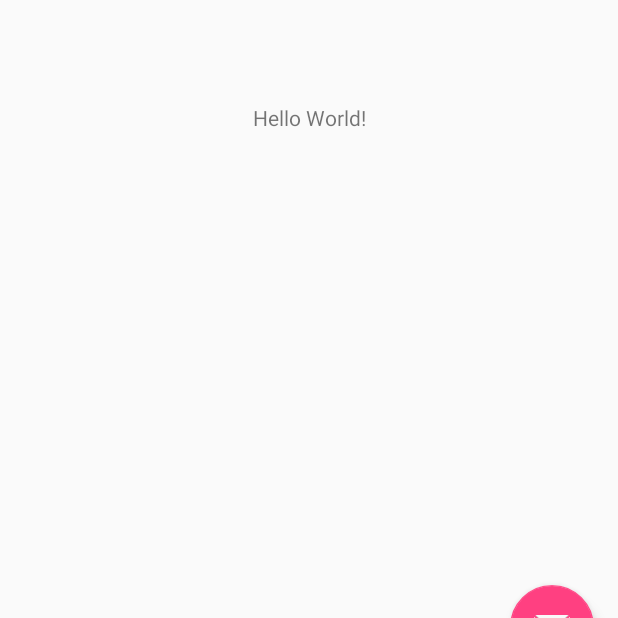
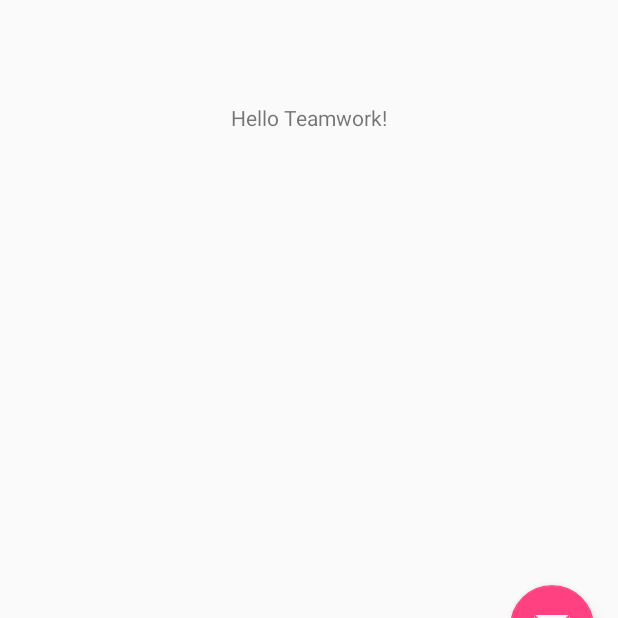
Before and after one commit to samanthaJulien/hello_teamwork, an Android app: the screen it shows after launch (MainActivity), on a phone screen of 412 x 824 dp, the part 543-1161 px from its top. Run offline under Robolectric (Android 15) with nearby library versions, the phone set to English and light mode, and no system bars.

Commit message:
changed text in content_main from world to teamwork

```diff
--- a/app/src/main/res/layout/content_main.xml
+++ b/app/src/main/res/layout/content_main.xml
@@ -11,7 +11,7 @@
     <TextView
         android:layout_width="wrap_content"
         android:layout_height="wrap_content"
-        android:text="Hello World!"
+        android:text="Hello Teamwork!"
         app:layout_constraintBottom_toBottomOf="parent"
         app:layout_constraintLeft_toLeftOf="parent"
         app:layout_constraintRight_toRightOf="parent"
```
